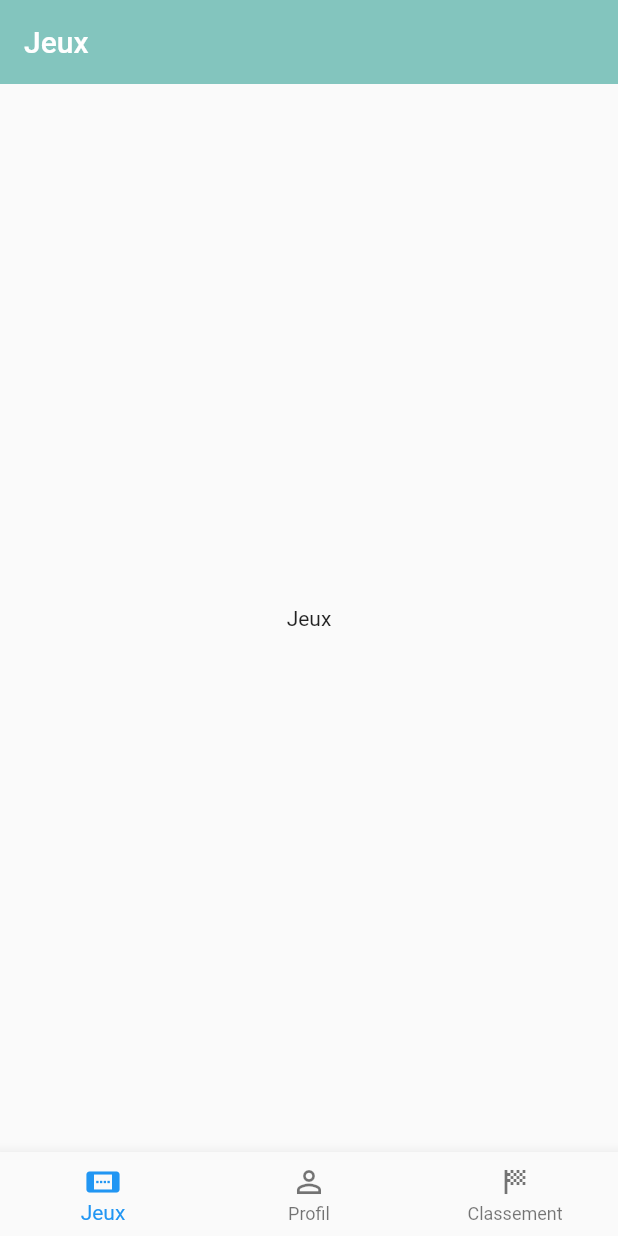
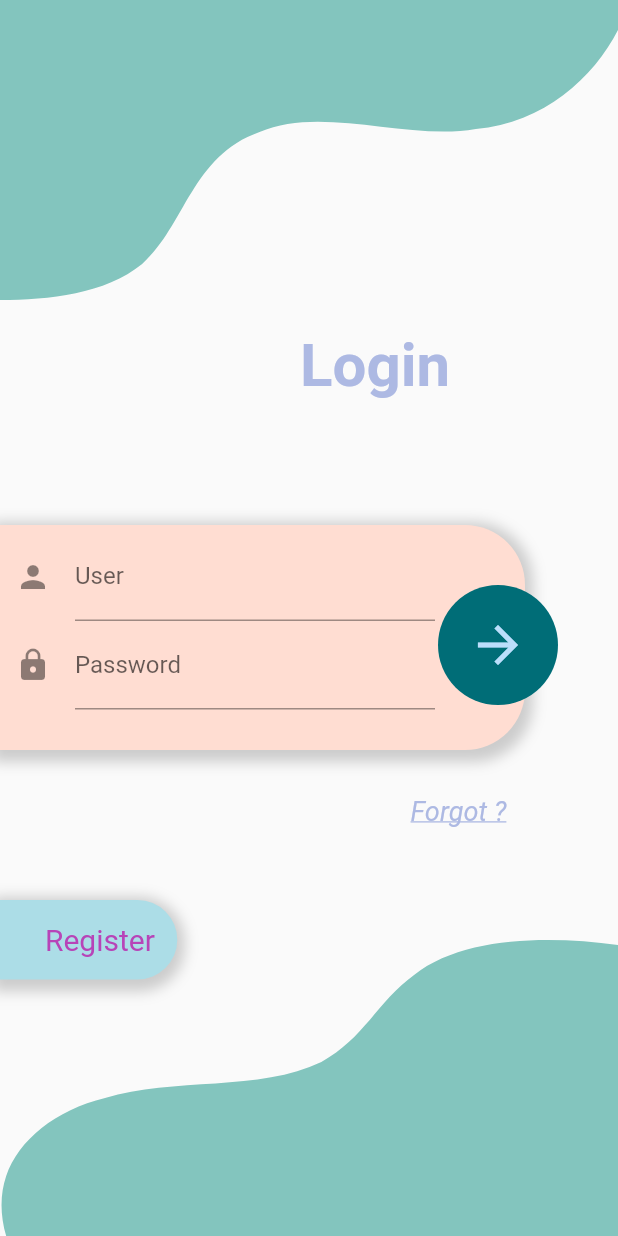
Before and after one commit to goby33/trivial_pursuit_tristan_six_martin_gobert, a Flutter app: the screen it shows after launch, on a phone screen of 412 x 824 dp. Run offline on Flutter 3.47's test engine with Material 2 defaults, Android fonts, the phone set to English and light mode, and no system bars; our stand-ins replace get, get_storage, go_router.

Commit message:
Create data theme (#2)
* update

* add dataTheme

* feat(bdd): add login page

* feat(bdd): add login page

Co-authored-by: Martin <martin.gobert@adeo.com>

```diff
--- a/lib/main.dart
+++ b/lib/main.dart
@@ -1,9 +1,14 @@
 import 'package:flutter/material.dart';
+import 'package:trivial_pursuit_app/theme/my_theme.dart';
+import 'package:trivial_pursuit_app/theme/theme_service.dart';
 import 'package:trivial_pursuit_app/ui/routes/app_routes.dart';
 
-import 'main_providers.dart';
+import 'package:get/get.dart';
+import 'package:get_storage/get_storage.dart';
 
-void main() {
+
+Future<void> main() async {
+  await GetStorage.init();
   runApp(MyApp());
 }
 
@@ -15,25 +20,16 @@ class MyApp extends StatelessWidget {
   // This widget is the root of your application.
   @override
   Widget build(BuildContext context) {
-
-    return  Builder(
+    return Builder(
       builder: (context) {
-          return MaterialApp.router(
+        return GetMaterialApp.router(
           routeInformationParser: _router.routeInformationParser,
           routerDelegate: _router.routerDelegate,
           routeInformationProvider: _router.routeInformationProvider,
           debugShowCheckedModeBanner: true,
-            darkTheme: ThemeData(
-
-            ),
-            theme: ThemeData(
-              primaryColor: Color.fromRGBO(131, 197, 190, 1),
-              primarySwatch: Colors.blue,
-              visualDensity: VisualDensity.adaptivePlatformDensity,
-              textTheme: const TextTheme(
-                headline1: TextStyle( fontSize: 20, fontWeight: FontWeight.bold)
-              )
-            ),
+          darkTheme: MyTheme.dark,
+          theme: MyTheme.light,
+          themeMode: ThemeService().theme,
         );
       },
     );
--- a/lib/main_providers.dart
+++ b/lib/main_providers.dart
@@ -4,12 +4,12 @@ import 'package:provider/provider.dart';
 class MainProviders extends StatelessWidget {
   final Widget child;
 
-  MainProviders({Key? key, required this.child}) : super(key: key);
+  const MainProviders({Key? key, required this.child}) : super(key: key);
 
   @override
   Widget build(BuildContext context) {
     return MultiProvider(
-      providers: [],
+      providers: const [],
       child: child,
     );
   }
--- /dev/null
+++ b/lib/theme/my_theme.dart
@@ -0,0 +1,31 @@
+import 'package:flutter/material.dart';
+
+class MyTheme {
+  static final light = ThemeData.light().copyWith(
+    backgroundColor: Colors.black,
+    primaryColor: Color.fromRGBO(131, 197, 190, 1),
+    visualDensity: VisualDensity.adaptivePlatformDensity,
+    textTheme: const TextTheme(
+      headline1: TextStyle(
+          fontSize: 20, fontWeight: FontWeight.bold, color: Colors.grey),
+      headline2: TextStyle(color: Colors.deepPurpleAccent),
+      bodyText2: TextStyle(color: Colors.deepPurpleAccent),
+      subtitle1: TextStyle(color: Colors.pinkAccent),
+    ),
+  );
+  static final dark = ThemeData.dark().copyWith(
+    backgroundColor: Colors.black,
+    bottomAppBarColor: Colors.deepPurple,
+    buttonTheme: const ButtonThemeData(
+      buttonColor: Colors.deepPurple,
+      textTheme: ButtonTextTheme.primary,
+    ),
+    textTheme: const TextTheme(
+      headline1: TextStyle(
+          fontSize: 20, fontWeight: FontWeight.bold, color: Colors.grey),
+      headline2: TextStyle(color: Colors.deepPurpleAccent),
+      bodyText2: TextStyle(color: Colors.deepPurpleAccent),
+      subtitle1: TextStyle(color: Colors.pinkAccent),
+    ),
+  );
+}
--- /dev/null
+++ b/lib/theme/theme_service.dart
@@ -0,0 +1,26 @@
+import 'package:flutter/material.dart';
+import 'package:get/get.dart';
+import 'package:get/get_core/src/get_main.dart';
+import 'package:get_storage/get_storage.dart';
+
+class ThemeService {
+  final _box = GetStorage();
+  final _key = 'isThemeMode';
+
+  ThemeMode get theme => _loadThemeFromBox() ? ThemeMode.dark : ThemeMode.light;
+
+  bool _loadThemeFromBox() => _box.read(_key) ?? false;
+  _saveThemeToBox(bool isDarkMode) => _box.write(_key, isDarkMode);
+
+  void switchTheme() {
+    print("switch theme");
+    Get.changeThemeMode(_loadThemeFromBox() ? ThemeMode.light : ThemeMode.dark);
+    _saveThemeToBox(!_loadThemeFromBox());
+  }
+
+  get key => _key;
+
+  String getStringTheme() {
+    return (this.theme != ThemeMode.dark) ? "Dark Theme" : "Light Theme";
+  }
+}
--- a/lib/ui/pages/home/home.dart
+++ b/lib/ui/pages/home/home.dart
@@ -4,7 +4,7 @@ import 'package:trivial_pursuit_app/ui/pages/home/jeux/jeux.dart';
 import 'package:trivial_pursuit_app/ui/pages/home/profil/profil.dart';
 
 class Home extends StatefulWidget {
-  Home({Key? key}) : super(key: key);
+  const Home({Key? key}) : super(key: key);
 
   @override
   _HomeState createState() {
@@ -15,7 +15,7 @@ class Home extends StatefulWidget {
 class _HomeState extends State<Home> {
   int _pageIndex = 0;
 
-  final pages = [Jeux(), Profil(), Classement()];
+  final pages = [Jeux(), Profil(), const Classement()];
 
   final titlesPage = ["Jeux", "Profil", "Classement"];
   @override
@@ -38,8 +38,9 @@ class _HomeState extends State<Home> {
   Widget build(BuildContext context) {
     return Scaffold(
       appBar: AppBar(
-      backgroundColor: Theme.of(context).primaryColor,
+        backgroundColor: Theme.of(context).primaryColor,
         title: Text(titlesPage[_pageIndex]),
+        centerTitle: true,
         elevation: 0,
       ),
       body: Center(
@@ -48,7 +49,7 @@ class _HomeState extends State<Home> {
       bottomNavigationBar: BottomNavigationBar(
         currentIndex: _pageIndex,
         onTap: _onItemTapped,
-        items: [
+        items: const [
           BottomNavigationBarItem(
             icon: Icon(Icons.smart_screen),
             label: 'Jeux',
--- a/lib/ui/pages/home/jeux/jeux.dart
+++ b/lib/ui/pages/home/jeux/jeux.dart
@@ -1,7 +1,7 @@
 import 'package:flutter/material.dart';
 
 class Jeux extends StatefulWidget {
-  Jeux({Key? key}) : super(key: key);
+  const Jeux({Key? key}) : super(key: key);
 
   @override
   _JeuxState createState() {
@@ -23,6 +23,6 @@ class _JeuxState extends State<Jeux> {
   @override
   Widget build(BuildContext context) {
     // TODO: implement build
-    return Text("Jeux");
+    return const Text("Jeux");
   }
 }
--- /dev/null
+++ b/lib/ui/pages/login/login.dart
@@ -0,0 +1,107 @@
+import 'package:flutter/material.dart';
+import 'package:go_router/go_router.dart';
+import 'package:trivial_pursuit_app/ui/pages/login/widgets/bottom_painter.dart';
+import 'package:trivial_pursuit_app/ui/pages/login/widgets/header_painter.dart';
+import 'package:trivial_pursuit_app/ui/pages/login/widgets/login_form.dart';
+
+class Login extends StatelessWidget {
+  const Login({Key? key}) : super(key: key);
+
+  @override
+  Widget build(BuildContext context) {
+    return Scaffold(
+      body: Stack(
+        children: <Widget>[
+          Align(
+            alignment: Alignment.topLeft,
+            child: CustomPaint(
+              painter: HeaderPainter(),
+              child: SizedBox(
+                  width: MediaQuery.of(context).size.width, height: 200),
+            ),
+          ),
+          const Positioned(
+            top: 220,
+            left: 200,
+            child: Text(
+              "Login",
+              style: TextStyle(
+                fontSize: 40,
+                fontWeight: FontWeight.bold,
+                color: Color.fromRGBO(173, 185, 227, 1),
+              ),
+            ),
+          ),
+          Positioned(
+            top: 350,
+            child: SizedBox(
+              width: MediaQuery.of(context).size.width,
+              child: LoginForm(),
+            ),
+          ),
+          const Positioned(
+            top: 530,
+            right: 70,
+            child: Text(
+              "Forgot ? ",
+              style: TextStyle(
+                fontSize: 18,
+                fontStyle: FontStyle.italic,
+                decoration: TextDecoration.underline,
+                color: Color.fromRGBO(173, 185, 227, 1),
+              ),
+            ),
+          ),
+          Positioned(
+            top: 600,
+            left: 0,
+            child: GestureDetector(
+              onTap: () {
+                GoRouter.of(context).push("/");
+              },
+              child: Container(
+
+                padding: const EdgeInsets.only(
+                  top: 15,
+                  left: 30,
+                  bottom: 15,
+                  right: 15,
+                ),
+                decoration: BoxDecoration(
+                  color: const Color.fromRGBO(172, 221, 231, 1),
+                  borderRadius: const BorderRadius.only(
+                    topRight: Radius.circular(30),
+                    bottomRight: Radius.circular(30),
+                  ),
+                  boxShadow: [
+                    BoxShadow(
+                      color: Colors.grey.withOpacity(0.5),
+                      spreadRadius: 5,
+                      blurRadius: 7,
+                      offset: const Offset(0, 3), // changes position of shadow
+                    ),
+                  ],
+                ),
+                child: const Text(
+                  "Register",
+                  style: TextStyle(
+                    fontSize: 20,
+                    color: Color.fromRGBO(183, 68, 184, 1),
+                  ),
+                ),
+              ),
+            ),
+          ),
+          Align(
+            alignment: Alignment.bottomLeft,
+            child: CustomPaint(
+              painter: BottomPainter(),
+              child: SizedBox(
+                  width: MediaQuery.of(context).size.width, height: 200),
+            ),
+          ),
+        ],
+      ),
+    );
+  }
+}
--- /dev/null
+++ b/lib/ui/pages/login/widgets/login_form.dart
@@ -0,0 +1,82 @@
+import 'package:flutter/material.dart';
+import 'package:go_router/go_router.dart';
+
+class LoginForm extends StatelessWidget {
+  const LoginForm({Key? key}) : super(key: key);
+
+  @override
+  Widget build(BuildContext context) {
+    // TODO: implement build
+    return Stack(
+      alignment: Alignment.center,
+      children: [
+        Align(
+          alignment: Alignment.topLeft,
+          child: Container(
+            padding: const EdgeInsets.only(
+              top: 5,
+              left: 10,
+              right: 60,
+              bottom: 5,
+
+            ),
+              width: 350,
+              height: 150,
+              decoration: BoxDecoration(
+                color: const Color.fromRGBO(255, 221, 210, 1),
+                borderRadius: const BorderRadius.only(
+                  topRight: Radius.circular(40),
+                  bottomRight: Radius.circular(40),
+                ),
+                boxShadow: [
+                  BoxShadow(
+                    color: Colors.grey.withOpacity(0.5),
+                    spreadRadius: 5,
+                    blurRadius: 7,
+                    offset: const Offset(0, 3), // changes position of shadow
+                  ),
+                ],
+              ),
+              child: Column(
+                children: const [
+                  TextField(
+                    obscureText: false,
+                    decoration: InputDecoration(
+                      labelText: 'User',
+                      icon: Icon(Icons.person),
+                      focusColor: Color.fromRGBO(163, 121, 201, 1),
+                      fillColor: Color.fromRGBO(163, 121, 201, 1),
+                      hoverColor: Color.fromRGBO(163, 121, 201, 1)
+                    ),
+                  ),
+                  TextField(
+                    obscureText: true,
+                    decoration: InputDecoration(
+                      labelText: 'Password',
+                        icon: Icon(Icons.lock)
+                    ),
+                  ),
+                ],
+              )),
+        ),
+        Positioned(
+          right: 40,
+          top: 40,
+          child: GestureDetector(
+            onTap: () {
+              GoRouter.of(context).push("/");
+            },
+            child: const CircleAvatar(
+              minRadius: 40,
+              backgroundColor: Color.fromRGBO(0, 109, 119, 1),
+              child: Icon(
+                Icons.arrow_forward,
+                size: 40,
+              ),
+            ),
+          ),
+        ),
+      ],
+    );
+  }
+}
--- a/lib/ui/routes/app_routes.dart
+++ b/lib/ui/routes/app_routes.dart
@@ -1,6 +1,7 @@
 import 'package:go_router/go_router.dart';
 
 import '../pages/home/home.dart';
+import '../pages/login/login.dart';
 
 abstract class AppRoutes {
   static const root = '/';
@@ -10,7 +11,13 @@ abstract class AppRoutes {
             path: '/',
             name: 'home',
             builder: (context, state) {
-              return Home();
+              return const Home();
             }),
-      ], initialLocation: '/', debugLogDiagnostics: true);
+        GoRoute(
+            path: '/login',
+            name: 'login',
+            builder: (context, state) {
+              return const Login();
+            }),
+      ], initialLocation: '/login', debugLogDiagnostics: true);
 }
--- a/pubspec.yaml
+++ b/pubspec.yaml
@@ -37,6 +37,9 @@ dependencies:
   go_router: ^4.4.1
   flutter_bloc: ^8.1.1
   provider: ^6.0.3
+  dynamic_themes: ^1.1.0
+  get_storage: ^2.0.3
+  get: ^4.6.5
 
 dev_dependencies:
   flutter_test:
```
Also changed, not shown: lib/ui/pages/home/classement/classement.dart (+19 -8 lines), lib/ui/pages/home/profil/profil.dart (+23 -37 lines), lib/ui/pages/home/profil/widgets/card_statistiques.dart (+5 -7 lines), lib/ui/pages/home/profil/widgets/circle_photo.dart (+7 -7 lines), lib/ui/pages/home/profil/widgets/container_info_user.dart (+56 -10 lines), lib/ui/pages/login/widgets/bottom_painter.dart (added, +33 -0 lines), lib/ui/pages/login/widgets/header_painter.dart (added, +33 -0 lines). Lines whose indentation alone changed are shown as unchanged.
